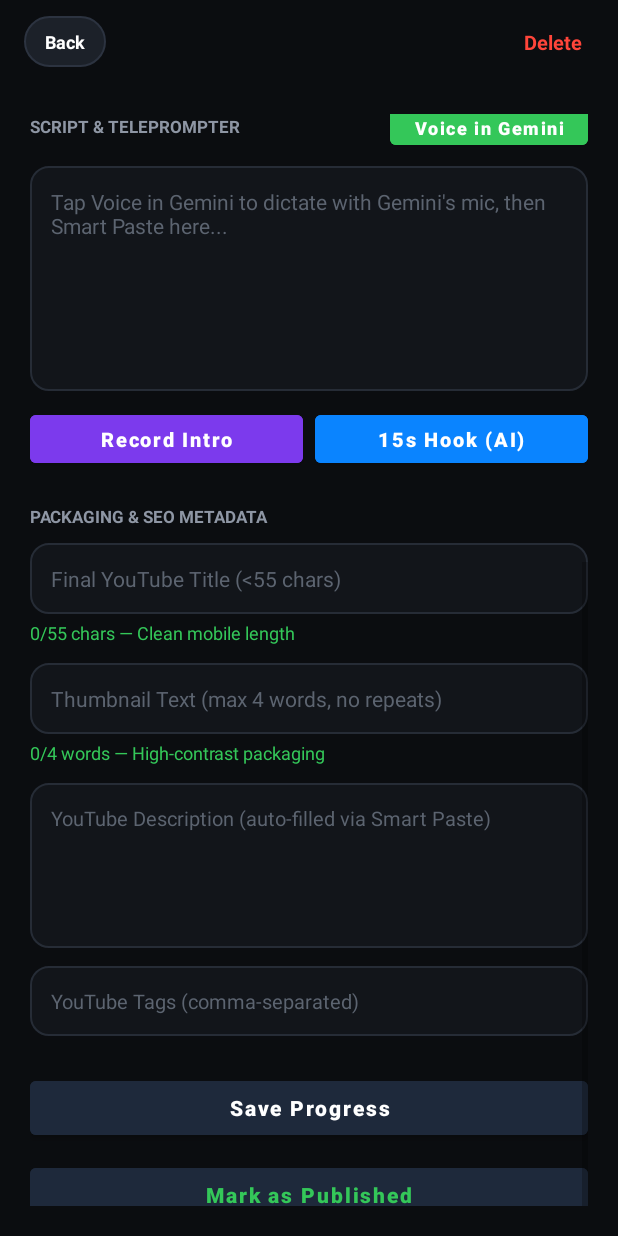
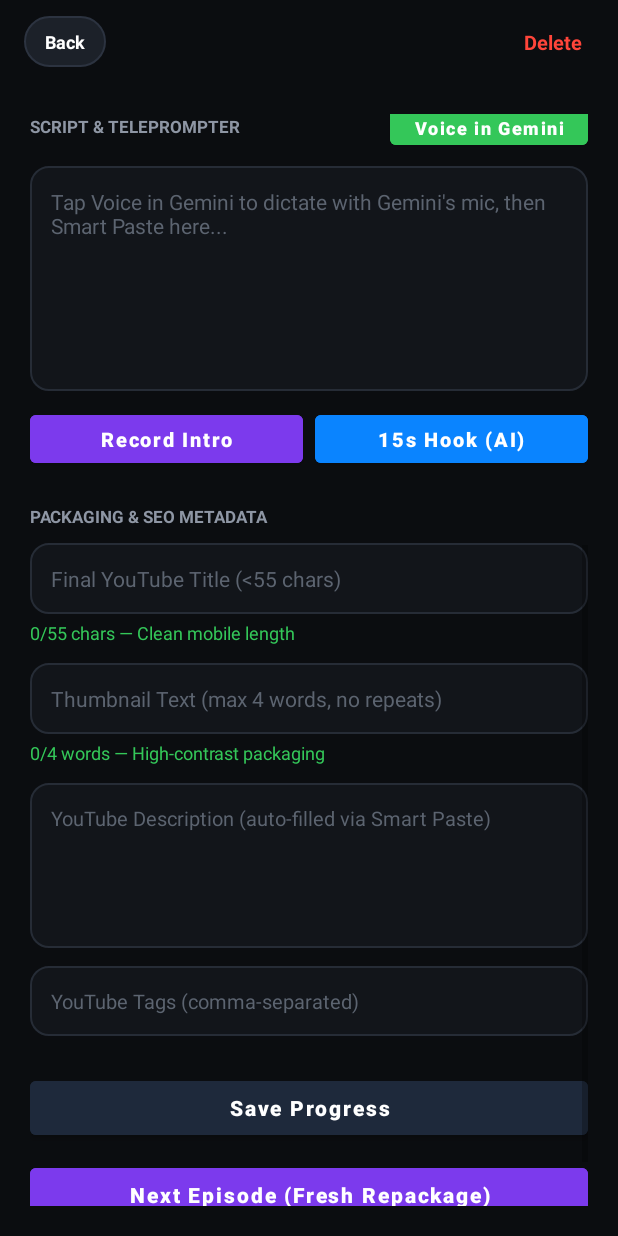
Before and after one commit to harekrishna1602/sm-yt-gemini, an Android app: the ProjectDetailActivity screen opened directly, with no data from a screen before it, scrolled down 537 dp, on a phone screen of 412 x 824 dp. Run offline under Robolectric (Android 15) with nearby library versions, the phone set to English and light mode, and no system bars.

Commit message:
Add files via upload

```diff
--- a/app/build.gradle.kts
+++ b/app/build.gradle.kts
@@ -13,8 +13,8 @@ android {
         applicationId = "com.studiomogli.smytgemini"
         minSdk = 26
         targetSdk = 34
-        versionCode = 14
-        versionName = "0.14.0"
+        versionCode = 15
+        versionName = "0.15.0"
     }
 
     signingConfigs {
--- a/app/src/main/res/layout/activity_project_detail.xml
+++ b/app/src/main/res/layout/activity_project_detail.xml
@@ -105,6 +105,19 @@
                     android:textSize="12sp"
                     android:textStyle="bold" />
             </LinearLayout>
+
+            <TextView
+                android:id="@+id/txtChatPrivacyWarning"
+                android:layout_width="match_parent"
+                android:layout_height="wrap_content"
+                android:layout_marginTop="6dp"
+                android:background="#33FF9F0A"
+                android:padding="8dp"
+                android:text="⚠ Public Share Link detected! Tap here to get your private chat URL instead."
+                android:textColor="#FF9F0A"
+                android:textSize="11sp"
+                android:textStyle="bold"
+                android:visibility="gone" />
 
             <EditText
                 android:id="@+id/edtVideoLink"
@@ -479,6 +492,18 @@
                 android:textStyle="bold" />
 
             <Button
+                android:id="@+id/btnNextEpisodeRepackage"
+                android:layout_width="match_parent"
+                android:layout_height="48dp"
+                android:layout_marginTop="10dp"
+                android:backgroundTint="#7C3AED"
+                android:text="Next Episode (Fresh Repackage)"
+                android:textAllCaps="false"
+                android:textColor="#FFFFFF"
+                android:textSize="14sp"
+                android:textStyle="bold" />
+
+            <Button
                 android:id="@+id/btnPublishIdea"
                 android:layout_width="match_parent"
                 android:layout_height="48dp"
```
Also changed, not shown: app/src/main/java/com/studiomogli/smytgemini/MobileGeminiBridge.kt (+48 -0 lines), app/src/main/java/com/studiomogli/smytgemini/ProjectDetailActivity.kt (+94 -3 lines), 1 other file.
